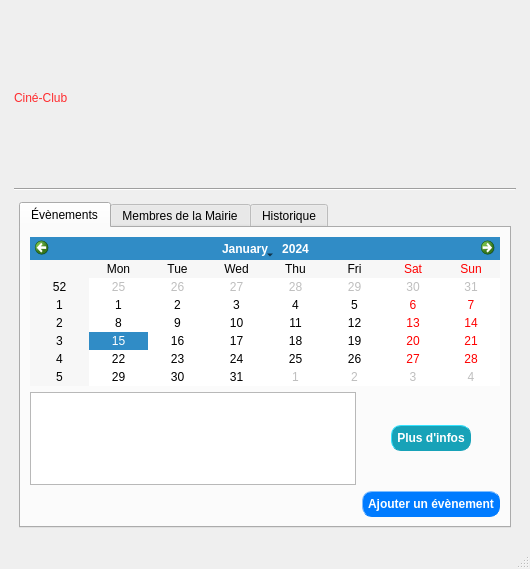
Qt form UI/admin_window.ui (CGHoussem/CinemaClubEventsManagement) before a commit.
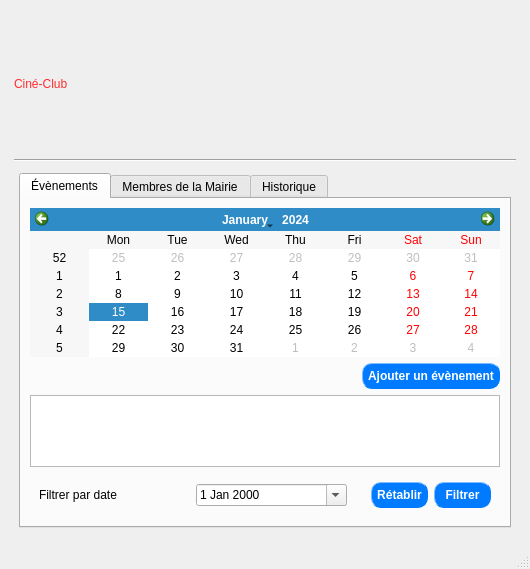
The same form after that commit. The open tabs and pages were chosen to show the change.

Commit message: iteraion #5 GUI admin_window and fixes

```diff
--- a/UI/admin_window.ui
+++ b/UI/admin_window.ui
@@ -130,27 +130,14 @@
             <string>Évènements</string>
            </attribute>
            <layout class="QGridLayout" name="gridLayout_2">
-            <item row="3" column="1">
-             <widget class="QPushButton" name="addEventBtn">
-              <property name="sizePolicy">
-               <sizepolicy hsizetype="Fixed" vsizetype="Fixed">
-                <horstretch>0</horstretch>
-                <verstretch>0</verstretch>
-               </sizepolicy>
-              </property>
-              <property name="text">
-               <string>Ajouter un évènement</string>
-              </property>
-             </widget>
-            </item>
             <item row="0" column="0" colspan="2">
              <widget class="QCalendarWidget" name="calendarWidget"/>
             </item>
-            <item row="1" column="0">
+            <item row="2" column="0" colspan="2">
              <widget class="QListWidget" name="eventsListWidget"/>
             </item>
-            <item row="1" column="1" alignment="Qt::AlignHCenter|Qt::AlignVCenter">
-             <widget class="QPushButton" name="detailsEventBtn">
+            <item row="1" column="1">
+             <widget class="QPushButton" name="addEventBtn">
               <property name="sizePolicy">
                <sizepolicy hsizetype="Fixed" vsizetype="Fixed">
                 <horstretch>0</horstretch>
@@ -158,10 +145,56 @@
                </sizepolicy>
               </property>
               <property name="text">
-               <string>Plus d'infos</string>
+               <string>Ajouter un évènement</string>
               </property>
              </widget>
             </item>
+            <item row="3" column="0">
+             <widget class="QWidget" name="filter_widget" native="true">
+              <layout class="QGridLayout" name="gridLayout_5">
+               <property name="sizeConstraint">
+                <enum>QLayout::SetMinimumSize</enum>
+               </property>
+               <item row="0" column="0">
+                <widget class="QLabel" name="filtre_date_label">
+                 <property name="text">
+                  <string>Filtrer par date</string>
+                 </property>
+                 <property name="buddy">
+                  <cstring>filtre_date_edit</cstring>
+                 </property>
+                </widget>
+               </item>
+               <item row="0" column="1">
+                <widget class="QDateEdit" name="filtre_date_edit">
+                 <property name="calendarPopup">
+                  <bool>true</bool>
+                 </property>
+                </widget>
+               </item>
+              </layout>
+             </widget>
+            </item>
+            <item row="3" column="1">
+             <widget class="QWidget" name="filter_buttons_container" native="true">
+              <layout class="QHBoxLayout" name="horizontalLayout">
+               <item>
+                <widget class="QPushButton" name="reset_filtre_btn">
+                 <property name="text">
+                  <string>Rétablir</string>
+                 </property>
+                </widget>
+               </item>
+               <item>
+                <widget class="QPushButton" name="filter_btn">
+                 <property name="text">
+                  <string>Filtrer</string>
+                 </property>
+                </widget>
+               </item>
+              </layout>
+             </widget>
+            </item>
            </layout>
           </widget>
           <widget class="QWidget" name="staff_tab">
```
Left out of the diff: 12 changed lines with no effect on the pictures. The commit also changes 2 other files.
